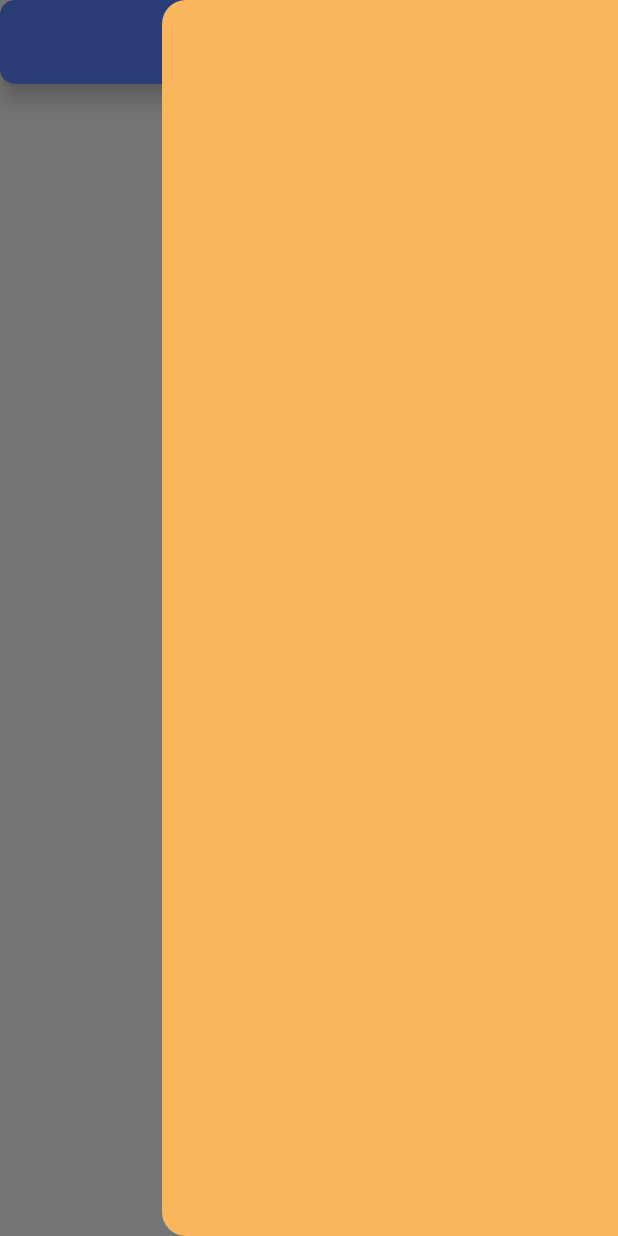
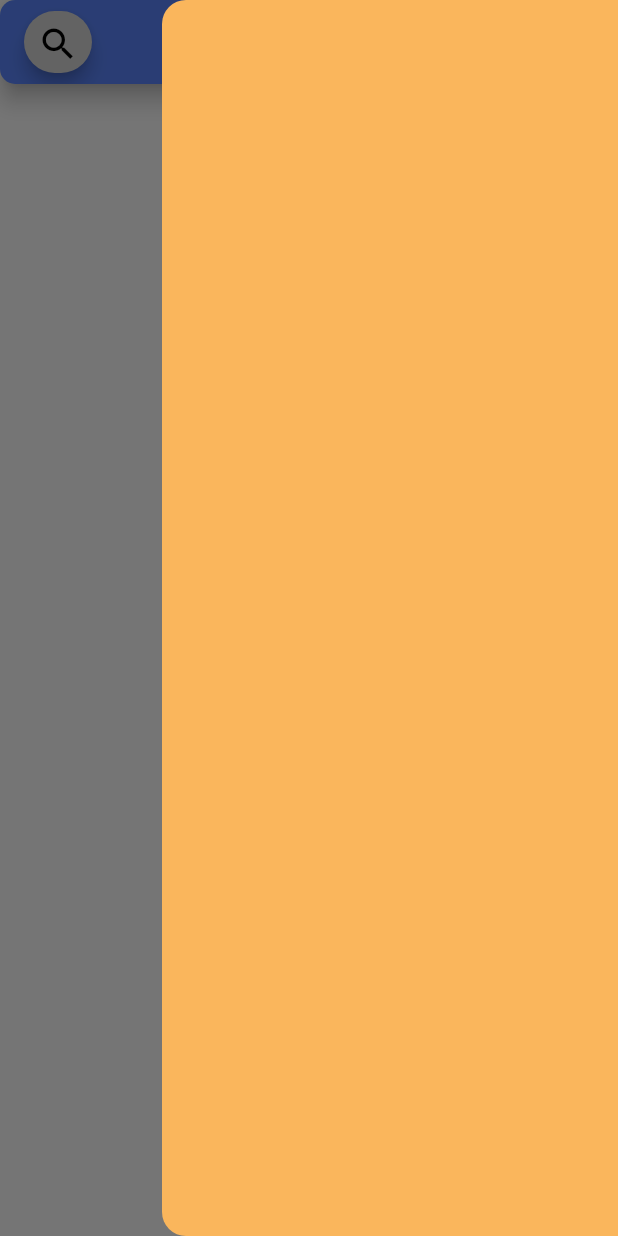
Before and after one commit to khadirAmine/flixnest, a Flutter app: the screen it shows after launch, with the side drawer open, on a phone screen of 412 x 824 dp. Run offline on Flutter 3.47's test engine with Material 3 defaults, Android fonts, the phone set to English and light mode, and no system bars; our stand-ins replace dashed_circular_progress_bar, flutter_dotenv, flutter_spinkit, get, internet_connection_checker, shared_preferences; missing offline and left inert: beautiful_soup_dart, flutter_inappwebview; network calls fail.

Commit message:
add searchBar

```diff
--- a/lib/core/config/theme.dart
+++ b/lib/core/config/theme.dart
@@ -64,7 +64,7 @@ class AppTheme {
   final ThemeData lightTheme = ThemeData(
       useMaterial3: true,
       scaffoldBackgroundColor: Colors.white,
-      drawerTheme: DrawerThemeData(),
+      drawerTheme: const DrawerThemeData(),
 
       //< App Bar Theme
       appBarTheme: AppBarTheme(
@@ -77,14 +77,26 @@ class AppTheme {
       ),
       //>
 
+      //< IconButtonTheme
+      iconButtonTheme: const IconButtonThemeData(
+          style: ButtonStyle(
+              shadowColor: WidgetStatePropertyAll(Colors.black),
+              elevation: WidgetStatePropertyAll(5),
+              iconColor: WidgetStatePropertyAll(Colors.black),
+              backgroundColor:
+                  WidgetStatePropertyAll(Color.fromARGB(255, 216, 216, 216)))),
+      //>
+
+      //< AppColors
       primaryColor: const Color.fromARGB(255, 91, 151, 255),
       shadowColor: const Color.fromARGB(137, 108, 101, 101),
-      splashColor: const Color.fromARGB(255, 91, 151, 255),
+      //>
 
       // colorScheme
       colorScheme: const ColorScheme.light(
         tertiary: Color.fromARGB(96, 42, 42, 42),
         secondary: Color.fromARGB(255, 250, 182, 92),
+        outline: Colors.black,
       ));
 
   //* dark Theme
--- a/lib/view/screen/home.dart
+++ b/lib/view/screen/home.dart
@@ -8,6 +8,7 @@ import '../../core/service/scrapping_service.dart';
 import '../../data/models/item_model.dart';
 import '../widgets/home_widgets/grid_view_loading.dart';
 import '../widgets/home_widgets/home_drawer.dart';
+import '../widgets/home_widgets/home_search_bar.dart';
 import '../widgets/home_widgets/item_card.dart';
 
 class Home extends StatelessWidget {
@@ -19,20 +20,15 @@ class Home extends StatelessWidget {
     return Scaffold(
         key: scaffoldState,
         appBar: AppBar(
-          iconTheme: _appTheme.theme.appBarTheme.iconTheme,
-          shadowColor: _appTheme.instance.theme.appBarTheme.shadowColor,
-          elevation: _appTheme.instance.theme.appBarTheme.elevation,
-          backgroundColor: _appTheme.instance.theme.primaryColor,
-          scrolledUnderElevation:
-              _appTheme.theme.appBarTheme.scrolledUnderElevation,
           leading: IconButton(
               icon: const Icon(Icons.menu),
               onPressed: () {
                 scaffoldState.currentState?.openDrawer();
               }),
           automaticallyImplyLeading: false,
+          title: HomeSearchBar(),
         ),
-        drawer: HomeDrawer(),
+        drawer: const HomeDrawer(),
         backgroundColor: _appTheme.theme.scaffoldBackgroundColor,
         body: GetBuilder<HomeController>(
             init: HomeController(),
@@ -69,7 +65,7 @@ class Home extends StatelessWidget {
                       ),
                     );
                   },
-                  itemCount: controller.itemsData!['body'].length,
+                  itemCount: controller.itemsData?['body']?.length,
                 )));
   }
 }
--- a/lib/view/widgets/home_widgets/home_drawer.dart
+++ b/lib/view/widgets/home_widgets/home_drawer.dart
@@ -2,7 +2,12 @@ import 'package:flutter/material.dart';
 
 import '../../../core/config/theme.dart';
 
-class HomeDrawer extends Drawer {
-  HomeDrawer({super.key})
-      : super(backgroundColor: AppTheme().instance.theme.colorScheme.secondary);
+class HomeDrawer extends StatelessWidget {
+  const HomeDrawer({super.key});
+
+  @override
+  Widget build(BuildContext context) {
+    return Drawer(
+        backgroundColor: AppTheme().instance.theme.colorScheme.secondary);
+  }
 }
--- /dev/null
+++ b/lib/view/widgets/home_widgets/home_search_bar.dart
@@ -0,0 +1,82 @@
+import 'package:flutter/material.dart';
+import 'package:get/get.dart';
+
+import '../../../core/config/theme.dart';
+
+class HomeSearchBar extends StatefulWidget {
+  const HomeSearchBar({super.key});
+
+  @override
+  State<HomeSearchBar> createState() => _HomeSearchBarState();
+}
+
+class _HomeSearchBarState extends State<HomeSearchBar> {
+  final FocusNode _focusNode = FocusNode();
+  final TextEditingController _editingController = TextEditingController();
+
+  final AppTheme _appTheme = AppTheme().instance;
+
+  bool _isIcon = true;
+
+  @override
+  void dispose() {
+    _focusNode.dispose();
+    _editingController.dispose();
+    super.dispose();
+  }
+
+  @override
+  Widget build(BuildContext context) {
+    return Row(
+      mainAxisAlignment: MainAxisAlignment.end,
+      children: [
+        AnimatedContainer(
+          duration: const Duration(milliseconds: 200),
+          width: _isIcon ? Get.width * 0.11 : Get.width * 0.7,
+          height: _isIcon ? Get.height * 0.05 : Get.height * 0.045,
+          child: _isIcon ? _buildSearchIcon() : _buildTextField(),
+        ),
+      ],
+    );
+  }
+
+  Widget _buildTextField() => TextField(
+        controller: _editingController,
+        focusNode: _focusNode,
+        onTapOutside: (event) {
+          _focusNode.unfocus();
+          _isIcon = true;
+          _editingController.clear();
+          setState(() {});
+        },
+        onSubmitted: (value) {
+          _focusNode.unfocus();
+          _isIcon = true;
+          _editingController.clear();
+          setState(() {});
+        },
+        cursorColor: _appTheme.theme.primaryColor,
+        textAlign: TextAlign.center,
+        decoration: InputDecoration(
+          focusedBorder: OutlineInputBorder(
+              borderSide:
+                  BorderSide(color: _appTheme.theme.colorScheme.outline),
+              borderRadius: BorderRadius.circular(2000)),
+          hintText: 'أدخل الإسم',
+          hintStyle: const TextStyle(color: Colors.black38),
+          fillColor: _appTheme.theme.iconButtonTheme.style?.backgroundColor
+              ?.resolve(RxSet()),
+          filled: true,
+        ),
+      );
+
+  Widget _buildSearchIcon() => IconButton(
+        icon: const Icon(Icons.search),
+        onPressed: () {
+          _isIcon = false;
+          setState(() {});
+          _focusNode.requestFocus();
+        },
+        iconSize: ((Get.width + Get.height) / 2) * 0.045,
+      );
+}
--- a/pubspec.yaml
+++ b/pubspec.yaml
@@ -44,6 +44,7 @@ dependencies:
   dashed_circular_progress_bar: ^0.0.6
   shared_preferences: ^2.3.2
   flutter_spinkit: ^5.2.1
+  flutter_svg: ^2.0.14
 
 dev_dependencies:
   flutter_test:
```
Also changed, not shown: assets/svg/nowifi.svg (added).
